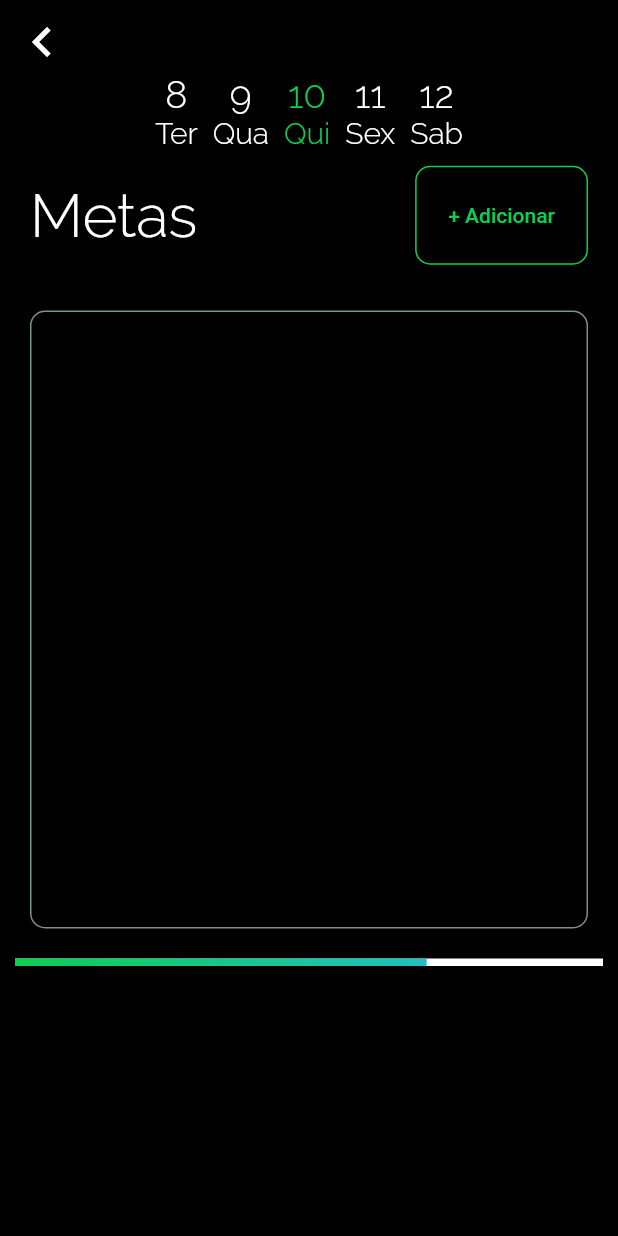
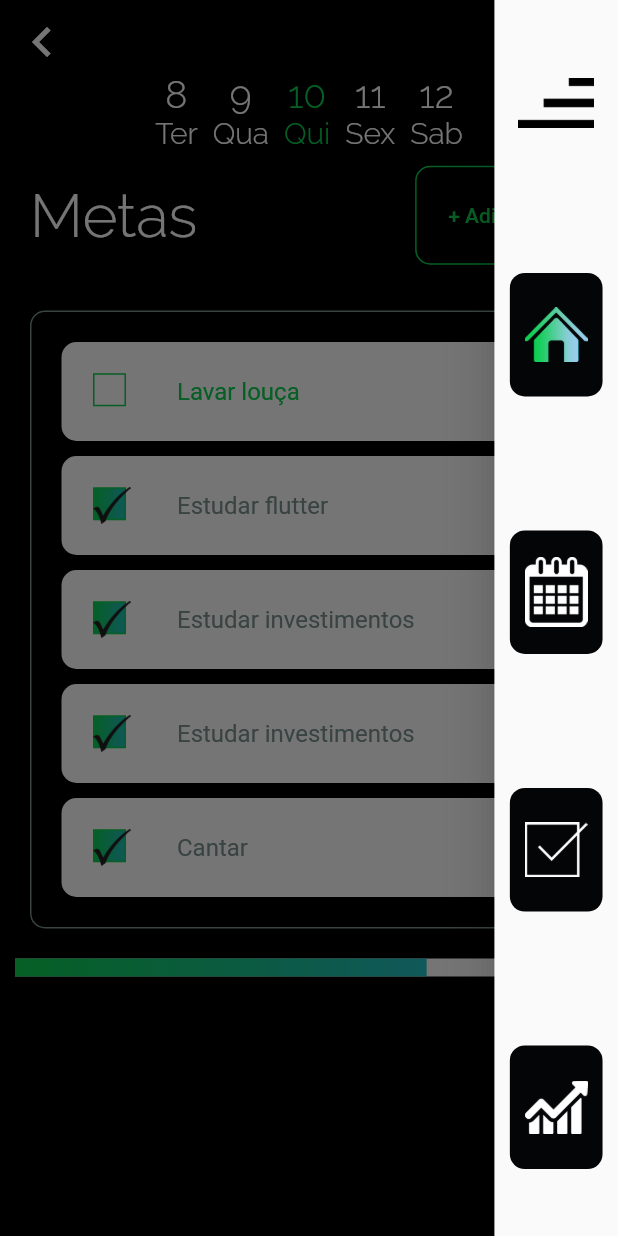
Before and after one commit to SamillyNunes/dream_tasks, a Flutter app: the GoalsScreen screen opened directly, with the side drawer open (before the commit the screen has no drawer), on a phone screen of 412 x 824 dp. Run offline on Flutter 3.47's test engine with Material 2 defaults, Android fonts, the phone set to English and light mode, and no system bars; drawn by our look-alikes of flutter_slidable, percent_indicator; our stand-ins replace flutter_mobx, mobx, table_calendar; generated files the repository leaves out were written again.

Commit message:
Custom check widget created, custom goal tile added, changes in goals screen progress bar

```diff
--- a/lib/screens/goals_screen.dart
+++ b/lib/screens/goals_screen.dart
@@ -1,4 +1,6 @@
+import 'package:dream_tasks/widgets/custom_drawer.dart';
 import 'package:dream_tasks/widgets/day_widget.dart';
+import 'package:dream_tasks/widgets/goal_tile_widget.dart';
 import 'package:flutter/material.dart';
 import 'package:flutter_mobx/flutter_mobx.dart';
 import 'package:percent_indicator/linear_percent_indicator.dart';
@@ -32,6 +34,7 @@ class _GoalsScreenState extends State<GoalsScreen> {
   Widget build(BuildContext context) {
     return SafeArea(
       child: Scaffold(
+        endDrawer: CustomDrawer(),
         body: Column(
           crossAxisAlignment: CrossAxisAlignment.start,
           children: <Widget>[
@@ -104,12 +107,24 @@ class _GoalsScreenState extends State<GoalsScreen> {
                   borderRadius: BorderRadius.all(Radius.circular(10)),
                   border: Border.all(color: Color(0xFF7A928F))
                 ),
+                child: ListView(
+                  padding: EdgeInsets.all(20),
+                  children: <Widget>[
+                    GoalTileWidget("Lavar louça",),
+                    GoalTileWidget("Estudar flutter", checked: true,),
+                    GoalTileWidget("Estudar investimentos", checked: true,),
+                    GoalTileWidget("Estudar investimentos", checked: true,),
+                    GoalTileWidget("Cantar", checked: true,),
+                  ],
+                ),
               ),
             ),
             Observer(
               builder: (_){
                 return LinearPercentIndicator(
                   percent: 0.7,
+                  lineHeight: 12.0,
+                  linearStrokeCap: LinearStrokeCap.butt, //para deixar reto
                   backgroundColor: Theme.of(context).primaryColor,
                   linearGradient: LinearGradient(
                     colors: [
--- a/lib/screens/home_screen.dart
+++ b/lib/screens/home_screen.dart
@@ -1,5 +1,5 @@
+import 'package:dream_tasks/widgets/custom_drawer.dart';
 import 'package:dream_tasks/widgets/days_sequence_widget.dart';
-import 'package:dream_tasks/widgets/drawer.dart';
 import 'package:dream_tasks/widgets/home_check_widget.dart';
 import 'package:dream_tasks/widgets/home_goal_widget.dart';
 import 'package:dream_tasks/widgets/project_widget.dart';
@@ -16,7 +16,7 @@ class HomeScreen extends StatelessWidget {
     return SafeArea(
       child: Scaffold(
         endDrawer: CustomDrawer(),
-        drawerEdgeDragWidth: MediaQuery.of(context).size.width*0.4,
+        drawerEdgeDragWidth: MediaQuery.of(context).size.width*0.1,
         body: ListView(
           children: <Widget>[
             Padding(
--- /dev/null
+++ b/lib/widgets/custom_check_widget.dart
@@ -0,0 +1,33 @@
+import 'package:flutter/material.dart';
+
+class CustomCheckWidget extends StatelessWidget {
+  final bool checked;
+
+  CustomCheckWidget(this.checked);
+
+  @override
+  Widget build(BuildContext context) {
+    return Stack(
+      children: <Widget>[
+        Container(
+          width: 22,
+          height: 22,
+          decoration: BoxDecoration(
+            border: Border.all(color: Color(0xFF0CCF4F)),
+            gradient: checked ? LinearGradient(
+              colors: [
+                Color(0xFF0CCF4F),
+                Color(0xFF22BFC3),
+              ]
+            ) : null
+          ),
+        ),
+        Image.asset(
+          'images/icons/small-check-icon.png',
+          width: 25,
+          color: checked ?  null : Colors.transparent,
+        )
+      ],
+    );
+  }
+}
--- a/lib/widgets/drawer_item_button.dart
+++ b/lib/widgets/drawer_item_button.dart
@@ -1,3 +1,5 @@
+import 'package:dream_tasks/screens/goals_screen.dart';
+import 'package:dream_tasks/screens/home_screen.dart';
 import 'package:flutter/material.dart';
 
 class DrawerItemButton extends StatelessWidget {
@@ -20,9 +22,21 @@ class DrawerItemButton extends StatelessWidget {
     'images/icons/statitics-icon-selected.png',
   ];
 
+  final List<Widget> _pages = [
+    HomeScreen(),
+    GoalsScreen(),
+    GoalsScreen(),
+    GoalsScreen(),
+  ];
+
   @override
   Widget build(BuildContext context) {
     return GestureDetector(
+      onTap: (){
+        Navigator.of(context).push(
+          MaterialPageRoute(builder: (context)=>_pages[index])
+        );
+      },
       child: Container(
         width: MediaQuery.of(context).size.width*0.15,
         height: MediaQuery.of(context).size.height*0.10,
--- /dev/null
+++ b/lib/widgets/goal_tile_widget.dart
@@ -0,0 +1,46 @@
+import 'package:dream_tasks/widgets/custom_check_widget.dart';
+import 'package:flutter/material.dart';
+import 'package:flutter_slidable/flutter_slidable.dart';
+
+class GoalTileWidget extends StatelessWidget {
+  final String title;
+  final bool checked;
+
+  GoalTileWidget(this.title,{this.checked=false});
+
+  @override
+  Widget build(BuildContext context) {
+    return Padding(
+      padding: EdgeInsets.only(bottom: 10),
+      child: Slidable(
+        actionPane: SlidableBehindActionPane(),
+        child: Container(
+          padding: EdgeInsets.all(5),
+          decoration: BoxDecoration(
+            color: Color(0xFFFFFFFF),
+            borderRadius: BorderRadius.all(Radius.circular(10))
+          ),
+          child: ListTile(
+            leading: CustomCheckWidget(checked),
+            title: Text(
+              this.title,
+              style: TextStyle(
+                color: checked ? Color(0xFF7A928F) : Color(0xFF0CCF4F),
+              ),
+            ),
+          ),
+        ),
+        secondaryActions: <Widget>[
+          IconSlideAction(
+            caption: "Excluir",
+            color: Colors.red,
+            icon: Icons.delete_outline,
+            onTap: (){
+              // lts.removeTask(index);
+            },
+          )
+        ],
+      )
+    );
+  }
+}
```
Also changed, not shown: images/icons/small-check-icon.png (added), lib/widgets/custom_drawer.dart (renamed from lib/widgets/drawer.dart).
